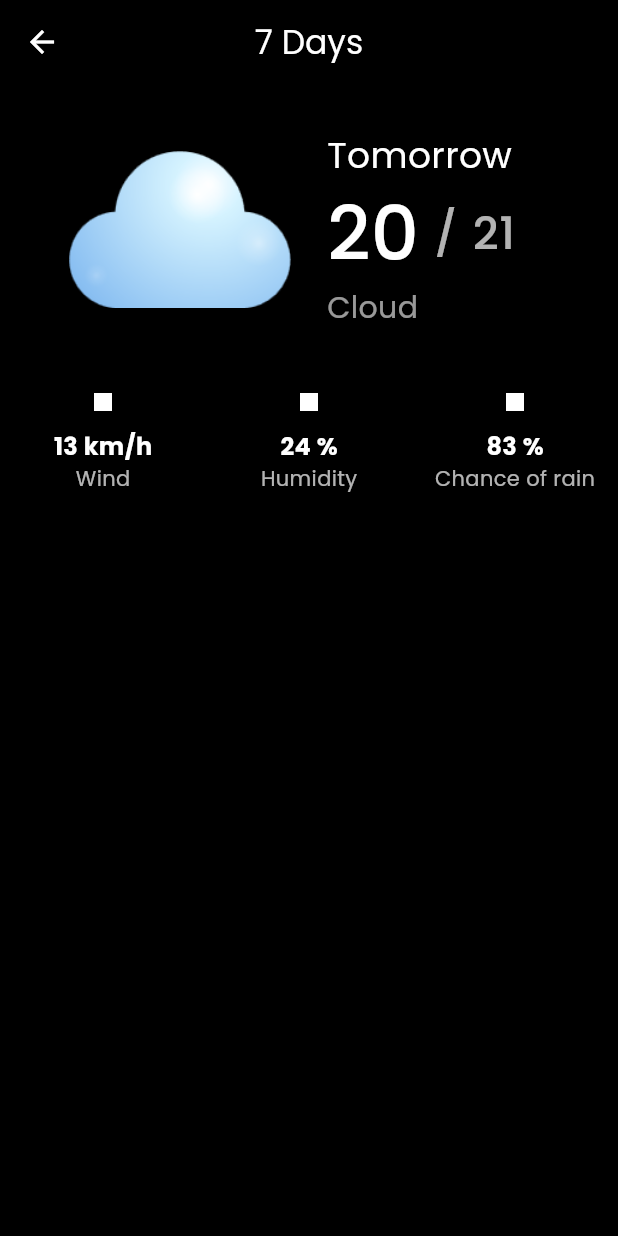
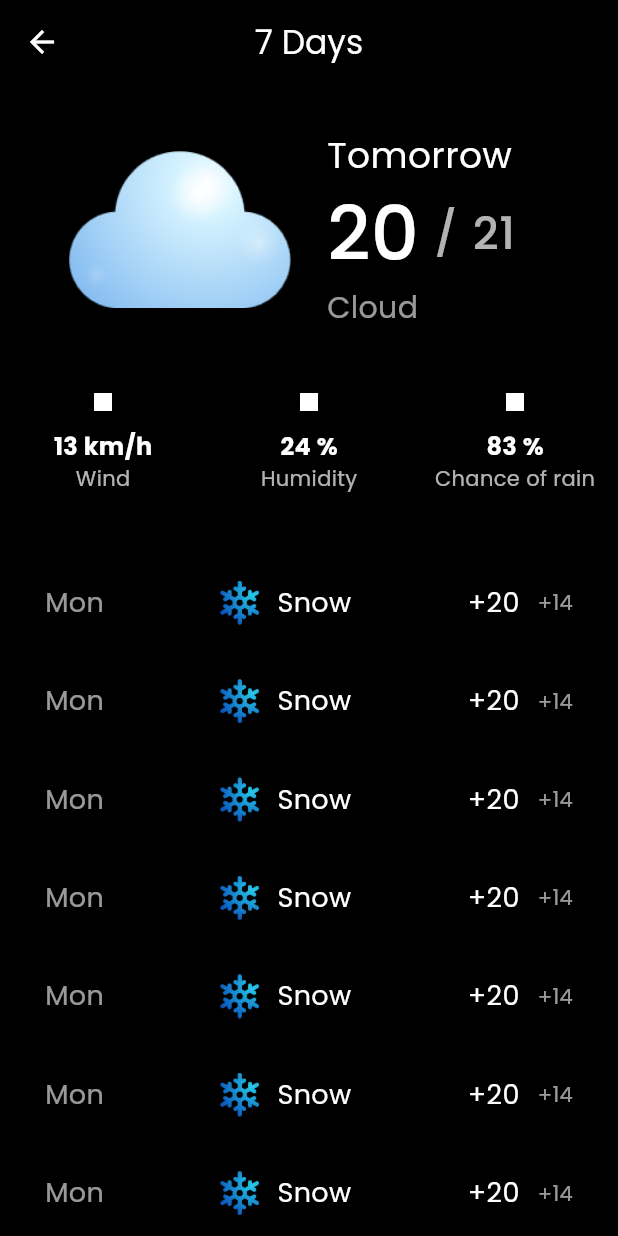
Before and after one commit to Fairuzzzzz/weather-app, a Flutter app: the DaysPage screen opened directly, on a phone screen of 412 x 824 dp. Run offline on Flutter 3.47's test engine with Material 3 defaults, Android fonts, the phone set to English and light mode, and no system bars; our stand-ins replace bloc, equatable, flutter_svg, geolocator.

Commit message:
add detailed daily weather forecast to Days page

```diff
--- a/lib/pages/7days_page.dart
+++ b/lib/pages/7days_page.dart
@@ -172,6 +172,64 @@ class _DaysPageState extends State<DaysPage> {
                 ),
               ),
             ],
+          ),
+          SizedBox(
+            height: 34,
+          ),
+          Column(
+            children: [
+              Padding(
+                padding:
+                    const EdgeInsets.symmetric(horizontal: 30, vertical: 6),
+                child: ListView.builder(
+                  shrinkWrap: true,
+                  itemCount: 7,
+                  itemBuilder: (context, index) {
+                    return Padding(
+                      padding: const EdgeInsets.symmetric(vertical: 18),
+                      child: Row(
+                        mainAxisAlignment: MainAxisAlignment.spaceBetween,
+                        children: [
+                          Text(
+                            'Mon',
+                            style:
+                                TextStyle(color: Colors.white60, fontSize: 18),
+                          ),
+                          Row(
+                            children: [
+                              Image.asset(
+                                'assets/images/Snow.png',
+                                scale: 5,
+                              ),
+                              SizedBox(
+                                width: 12,
+                              ),
+                              Text('Snow',
+                                  style: TextStyle(
+                                      color: Colors.white, fontSize: 18))
+                            ],
+                          ),
+                          Row(
+                            children: [
+                              Text('+20',
+                                  style: TextStyle(
+                                      color: Colors.white, fontSize: 18)),
+                              SizedBox(
+                                width: 12,
+                              ),
+                              Text(
+                                '+14',
+                                style: TextStyle(color: Colors.white60),
+                              )
+                            ],
+                          )
+                        ],
+                      ),
+                    );
+                  },
+                ),
+              )
+            ],
           )
         ],
       )),
```
